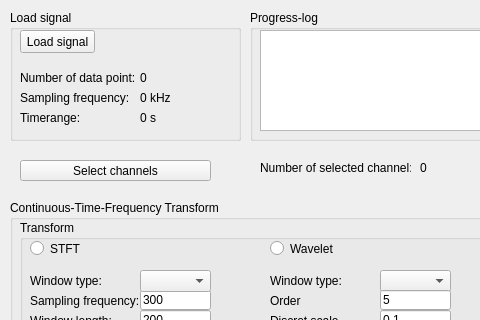
Qt form python/gui/gui_layout.ui (fusion-flap/nti-wavelet-tools) before a commit; both pictures show x 0 to 480 and y 0 to 320 of the 1118 by 600 pixel window.
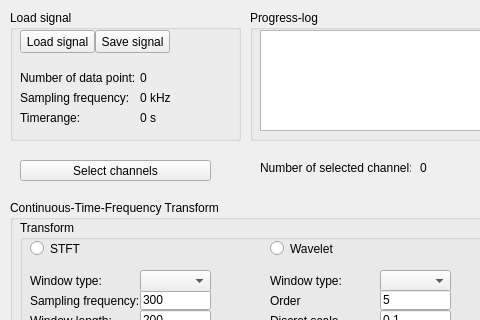
The same form after that commit.

Commit message: #13 Added flapdata load and save and sav-to-flap conversion

Diff of the .ui file:
```diff
--- a/python/gui/gui_layout.ui
+++ b/python/gui/gui_layout.ui
@@ -512,6 +512,19 @@
       <string>Load signal</string>
      </property>
     </widget>
+	<widget class="QPushButton" name="savesignalButton">
+     <property name="geometry">
+      <rect>
+       <x>85</x>
+       <y>20</y>
+       <width>75</width>
+       <height>23</height>
+      </rect>
+     </property>
+     <property name="text">
+      <string>Save signal</string>
+     </property>
+    </widget>
     <widget class="QLabel" name="text1">
      <property name="geometry">
       <rect>
```
The commit also changes 1 other file.
